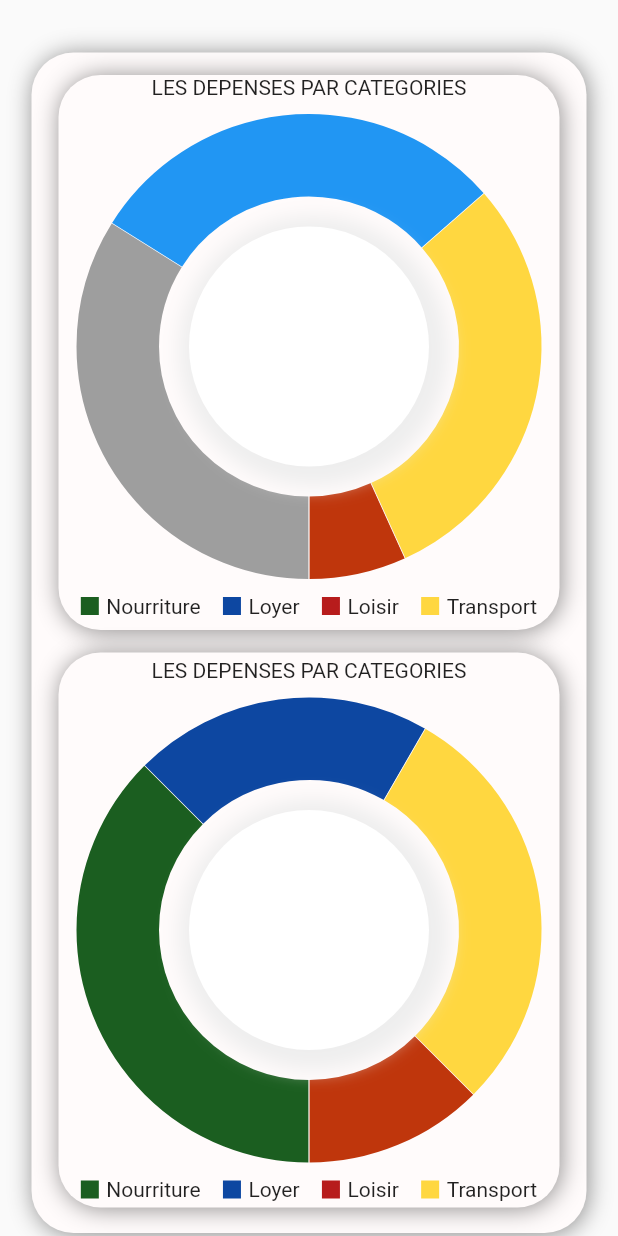
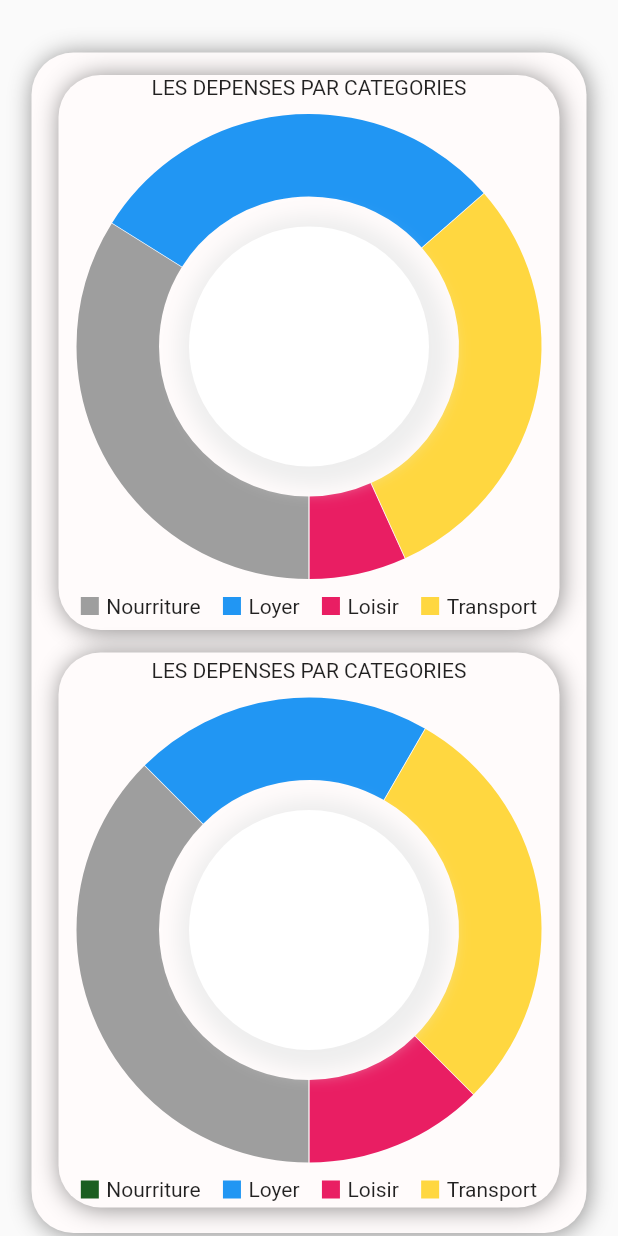
Before and after one commit to ibrahim10sy/appBudget, a Flutter app: the Statistiques screen opened directly, on a phone screen of 412 x 824 dp. Run offline on Flutter 3.47's test engine with Material 2 defaults, Android fonts, the phone set to English and light mode, and no system bars; drawn by our look-alikes of fl_chart; statements that could not run were skipped.

Commit message:
correction des couleurs

```diff
--- a/lib/screens/Statistiques/Statistiques.dart
+++ b/lib/screens/Statistiques/Statistiques.dart
@@ -87,7 +87,7 @@ class Statistiques extends StatelessWidget {
                                         ),
                                         PieChartSectionData(
                                           value: 8,
-                                          color: Colors.deepOrange.shade900,
+                                          color: Colors.pink,
                                           radius: 55,
                                           showTitle: false,
                                         ),
@@ -128,9 +128,9 @@ class Statistiques extends StatelessWidget {
                           child: Row(
                             mainAxisAlignment: MainAxisAlignment.spaceEvenly,
                             children: [
-                              _buildLegendItem("Nourriture", Colors.green.shade900),
-                              _buildLegendItem("Loyer", Colors.blue.shade900),
-                              _buildLegendItem("Loisir", Colors.red.shade900),
+                              _buildLegendItem("Nourriture", Colors.grey),
+                              _buildLegendItem("Loyer", Colors.blue),
+                              _buildLegendItem("Loisir", Colors.pink),
                               _buildLegendItem("Transport", Colors.amberAccent),
                             ],
                           ),
@@ -177,13 +177,13 @@ class Statistiques extends StatelessWidget {
                                       sections: [
                                         PieChartSectionData(
                                           value: 45,
-                                          color: Colors.green.shade900,
+                                          color: Colors.grey,
                                           radius: 55,
                                           showTitle: false,
                                         ),
                                         PieChartSectionData(
                                           value: 25,
-                                          color: Colors.blue.shade900,
+                                          color: Colors.blue,
                                           radius: 55,
                                           showTitle: false,
                                         ),
@@ -195,7 +195,7 @@ class Statistiques extends StatelessWidget {
                                         ),
                                         PieChartSectionData(
                                           value: 15,
-                                          color: Colors.deepOrange.shade900,
+                                          color: Colors.pink,
                                           radius: 55,
                                           showTitle: false,
                                         ),
@@ -235,8 +235,8 @@ class Statistiques extends StatelessWidget {
                           mainAxisAlignment: MainAxisAlignment.spaceEvenly,
                           children: [
                             _buildLegendItem("Nourriture", Colors.green.shade900),
-                            _buildLegendItem("Loyer", Colors.blue.shade900),
-                            _buildLegendItem("Loisir", Colors.red.shade900),
+                            _buildLegendItem("Loyer", Colors.blue),
+                            _buildLegendItem("Loisir", Colors.pink),
                             _buildLegendItem("Transport", Colors.amberAccent),
                           ],
                         ),
```
